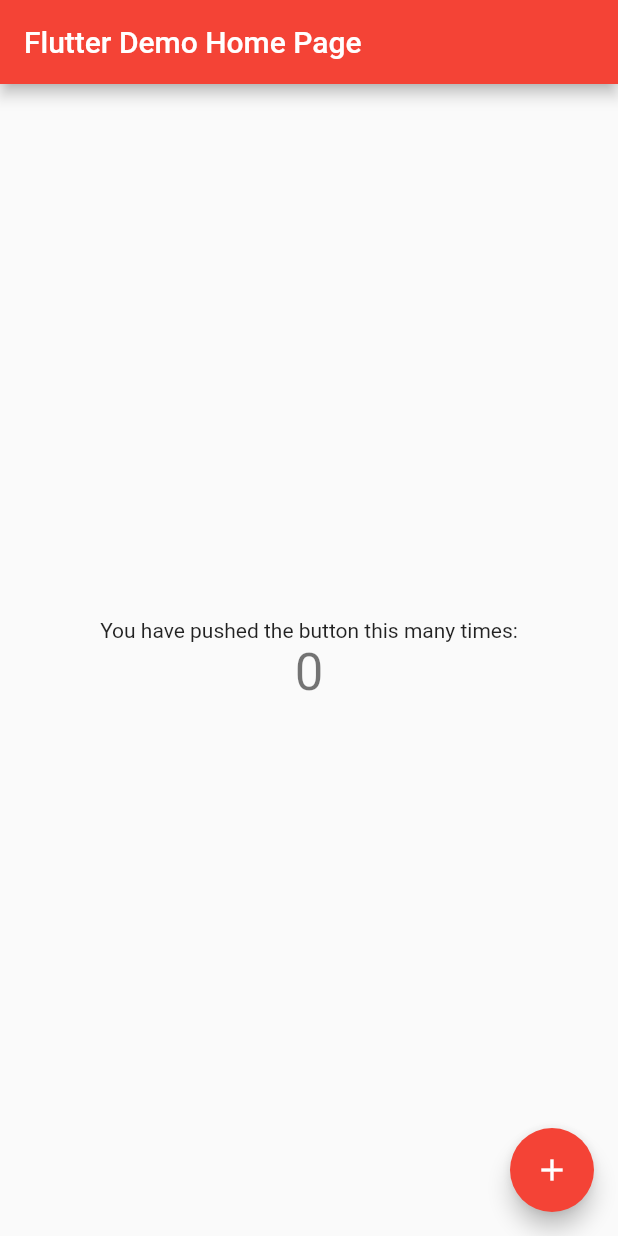
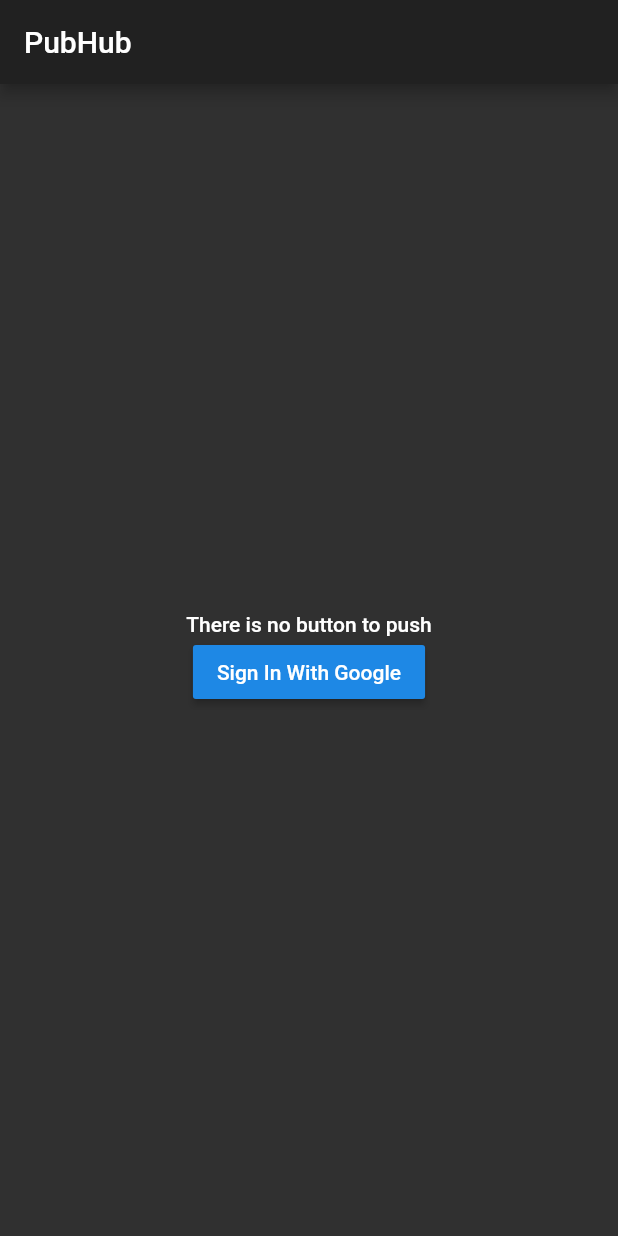
Before and after one commit to gdblech/PubHub, a Flutter app: the screen it shows after launch, on a phone screen of 412 x 824 dp. Run offline on Flutter 3.47's test engine with Material 2 defaults, Android fonts, the phone set to English and light mode, and no system bars.

Commit message:
Added button for sign in, add roboto fonts, changed theme.

```diff
--- a/src/app/lib/main.dart
+++ b/src/app/lib/main.dart
@@ -9,25 +9,16 @@ class MyApp extends StatelessWidget {
     return new MaterialApp(
       title: 'Flutter Demo',
       theme: new ThemeData(
-        primarySwatch: Colors.red,
+        brightness: Brightness.dark,
+        accentColor: Colors.red,
       ),
-      home: new MyHomePage(title: 'Flutter Demo Home Page'),
+      home: new MyHomePage(title: 'PubHub'),
     );
   }
 }
 
 class MyHomePage extends StatefulWidget {
   MyHomePage({Key key, this.title}) : super(key: key);
-
-  // This widget is the home page of your application. It is stateful, meaning
-  // that it has a State object (defined below) that contains fields that affect
-  // how it looks.
-
-  // This class is the configuration for the state. It holds the values (in this
-  // case the title) provided by the parent (in this case the App widget) and
-  // used by the build method of the State. Fields in a Widget subclass are
-  // always marked "final".
-
   final String title;
 
   @override
@@ -39,63 +30,43 @@ class _MyHomePageState extends State<MyHomePage> {
 
   void _incrementCounter() {
     setState(() {
-      // This call to setState tells the Flutter framework that something has
-      // changed in this State, which causes it to rerun the build method below
-      // so that the display can reflect the updated values. If we changed
-      // _counter without calling setState(), then the build method would not be
-      // called again, and so nothing would appear to happen.
       _counter++;
     });
   }
 
   @override
   Widget build(BuildContext context) {
-    // This method is rerun every time setState is called, for instance as done
-    // by the _incrementCounter method above.
-    //
-    // The Flutter framework has been optimized to make rerunning build methods
-    // fast, so that you can just rebuild anything that needs updating rather
-    // than having to individually change instances of widgets.
     return new Scaffold(
       appBar: new AppBar(
-        // Here we take the value from the MyHomePage object that was created by
-        // the App.build method, and use it to set our appbar title.
         title: new Text(widget.title),
       ),
       body: new Center(
-        // Center is a layout widget. It takes a single child and positions it
-        // in the middle of the parent.
         child: new Column(
-          // Column is also layout widget. It takes a list of children and
-          // arranges them vertically. By default, it sizes itself to fit its
-          // children horizontally, and tries to be as tall as its parent.
-          //
-          // Invoke "debug paint" (press "p" in the console where you ran
-          // "flutter run", or select "Toggle Debug Paint" from the Flutter tool
-          // window in IntelliJ) to see the wireframe for each widget.
-          //
-          // Column has various properties to control how it sizes itself and
-          // how it positions its children. Here we use mainAxisAlignment to
-          // center the children vertically; the main axis here is the vertical
-          // axis because Columns are vertical (the cross axis would be
-          // horizontal).
           mainAxisAlignment: MainAxisAlignment.center,
           children: <Widget>[
             new Text(
-              'You have pushed the button this many times:',
+              'There is no button to push',
             ),
-            new Text(
-              '$_counter',
-              style: Theme.of(context).textTheme.display1,
-            ),
+            new RaisedButton(
+              onPressed: _incrementCounter,
+
+              child: new Text(
+                'Sign In With Google',
+                style: TextStyle(fontFamily: 'Roboto')
+                ),
+            )
+            // new Text(
+            //   '$_counter',
+            //   style: Theme.of(context).textTheme.display1,
+            // ),
           ],
         ),
       ),
-      floatingActionButton: new FloatingActionButton(
-        onPressed: _incrementCounter,
-        tooltip: 'Increment',
-        child: new Icon(Icons.add),
-      ), // This trailing comma makes auto-formatting nicer for build methods.
+      // floatingActionButton: new FloatingActionButton(
+      //   onPressed: _incrementCounter,
+      //   tooltip: 'Increment',
+      //   child: new Icon(Icons.add),
+      //), // This trailing comma makes auto-formatting nicer for build methods.
     );
   }
 }
```
Also changed, not shown: src/app/pubspec.yaml (+6 -34 lines), src/app/fonts/Roboto-Black.ttf (added), src/app/fonts/Roboto-BlackItalic.ttf (added), src/app/fonts/Roboto-Bold.ttf (added), src/app/fonts/Roboto-BoldItalic.ttf (added), src/app/fonts/Roboto-Italic.ttf (added), src/app/fonts/Roboto-Light.ttf (added), src/app/fonts/Roboto-LightItalic.ttf (added), src/app/fonts/Roboto-Medium.ttf (added), src/app/fonts/Roboto-MediumItalic.ttf (added), src/app/fonts/Roboto-Regular.ttf (added), src/app/fonts/Roboto-Thin.ttf (added), src/app/fonts/Roboto-ThinItalic.ttf (added).
